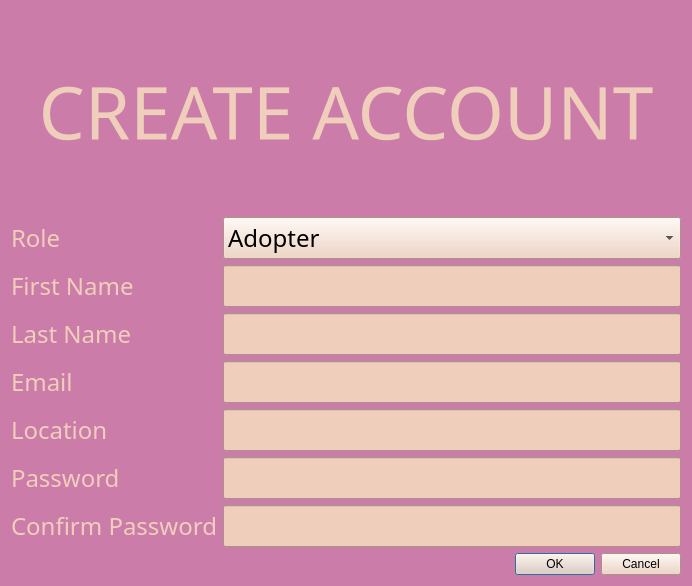
Old version of the form breadnbutter/gui/createaccount.ui in the repository jacksodl23/cs-205-pet-adoption.
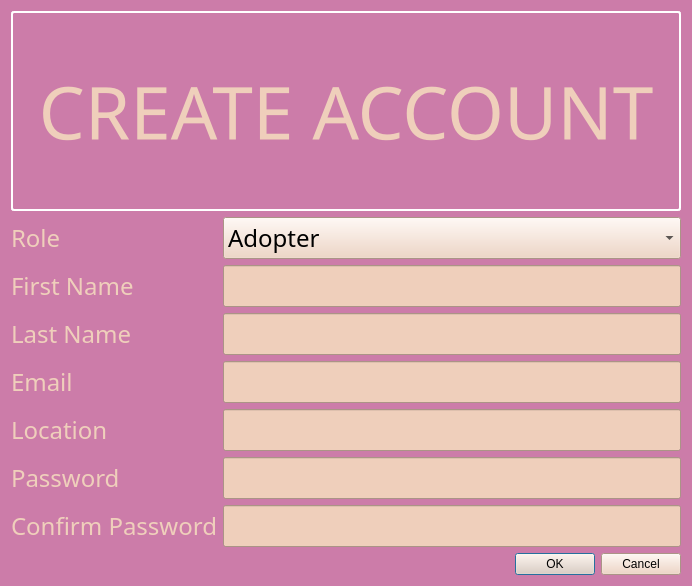
New version of the form.

Commit message: updated page layouts and color scheme

```diff
--- a/breadnbutter/gui/createaccount.ui
+++ b/breadnbutter/gui/createaccount.ui
@@ -35,7 +35,9 @@
       </font>
      </property>
      <property name="styleSheet">
-      <string notr="true">color: rgb(239, 207, 187);</string>
+      <string notr="true">color: rgb(239, 207, 187);
+border: 2px solid  white; 
+     border-radius: 3px;</string>
      </property>
      <property name="text">
       <string>CREATE ACCOUNT</string>
```
The commit also changes 9 other files.
